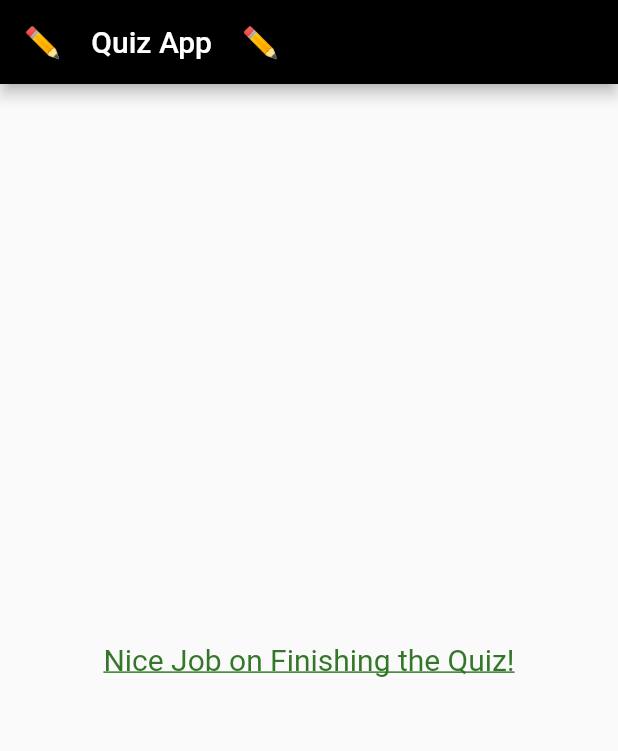
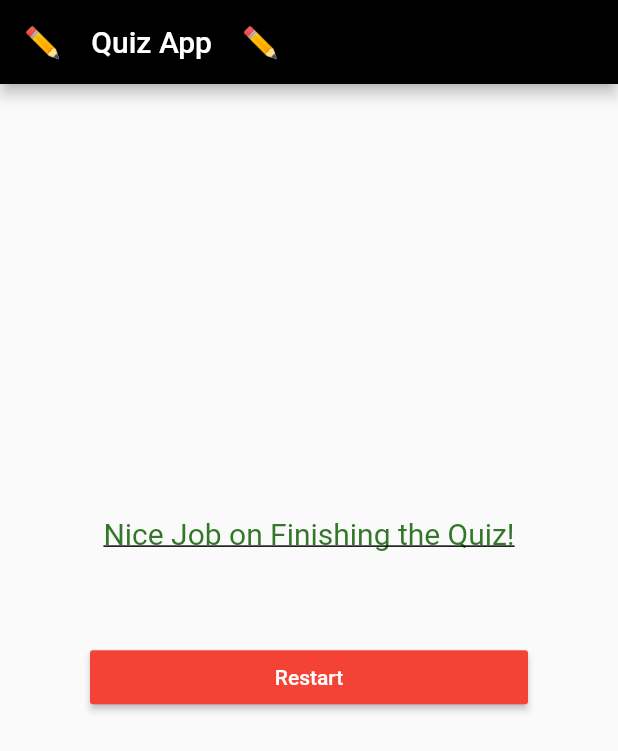
Before and after one commit to gleich/QuizApp, a Flutter app: the screen it shows after launch, after a tap on "🔴 Red 🔴", after a tap on "😺 Cat 😺", on a phone screen of 412 x 824 dp. Shown: the top 751 px of the screen. Run offline on Flutter 3.47's test engine with Material 2 defaults, Android fonts, the phone set to English and light mode, and no system bars.

Commit message:
Restart button at end

```diff
--- a/lib/main.dart
+++ b/lib/main.dart
@@ -37,9 +37,7 @@ class _MyAppState extends State<MyApp> {
     return MaterialApp(
       home: Scaffold(
         appBar: AppBar(
-          title: Text(
-            "✏️    Quiz App    ✏️",
-          ),
+          title: Text("✏️    Quiz App    ✏️"),
           backgroundColor: Colors.black,
         ),
         body: _questionIndex < questions.length
@@ -70,14 +68,36 @@ class _MyAppState extends State<MyApp> {
                 ],
               )
             : Center(
-                child: Text(
+                child: Column(
+                  mainAxisAlignment: MainAxisAlignment.center,
+                  children: <Widget>[
+                    Text(
                       "Nice Job on Finishing the Quiz!",
                       style: TextStyle(
+                        color: Color.fromRGBO(51, 119, 41, 1.0),
                         decoration: TextDecoration.underline,
+                        decorationColor: Colors.black,
                         fontSize: 20.0,
-                    color: Color.fromRGBO(52, 119, 41, 1.0)
+                      ),
+                    ),
+                    Container(
+                      width: double.infinity,
+                      margin: EdgeInsets.all(60),
+                      child: RaisedButton(
+                        child: Text("Restart"),
+                        color: Colors.red,
+                        textColor: Colors.white,
+                        onPressed: () {
+                          setState(
+                            () {
+                              _questionIndex = 0;
+                            },
+                          );
+                        },
                       ),
                     )
+                  ],
+                ),
               ),
       ),
     );
```
Lines whose indentation alone changed are shown as unchanged.
